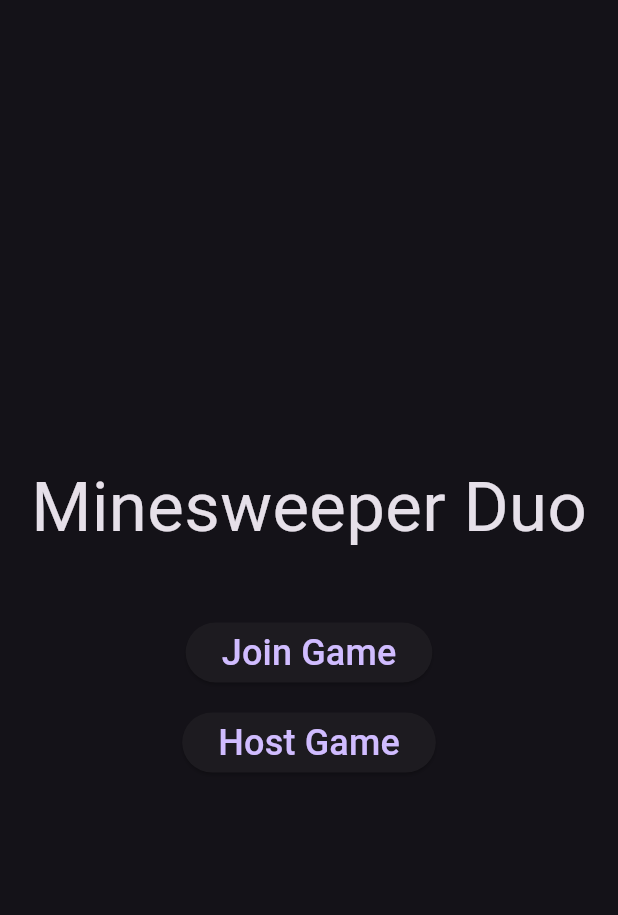
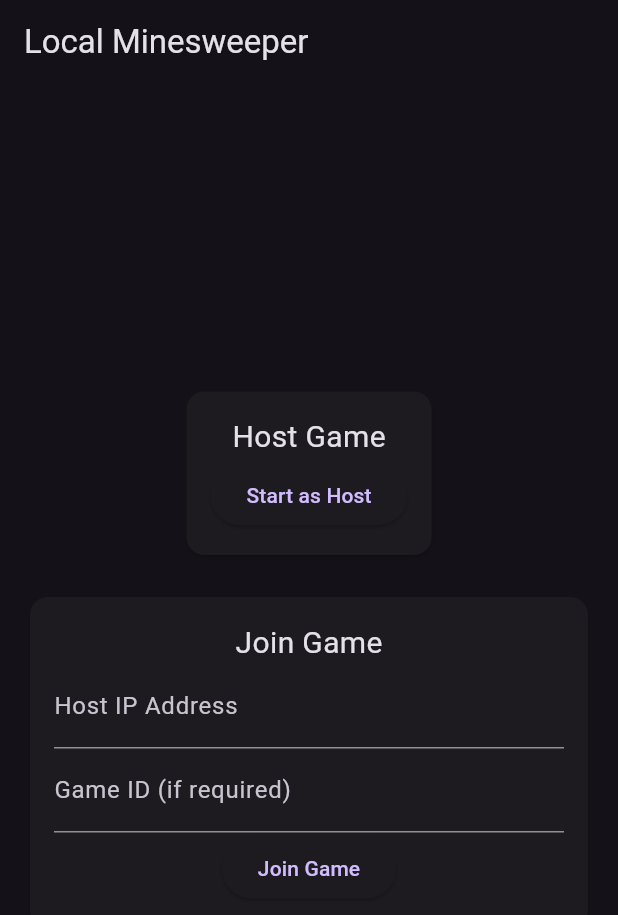
Before and after one commit to SortexGuy/minesweeper_duo, a Flutter app: the screen it shows after launch, on a phone screen of 412 x 824 dp. Shown: the top 915 px of the screen. Run offline on Flutter 3.47's test engine with Material 3 defaults, Android fonts, the light colour scheme and no system bars; our stand-ins replace socket_io_client; missing offline and left inert: flame, network_info_plus.

Commit message:
feat: Multiplayer (not working)

```diff
--- /dev/null
+++ b/lib/host_minesweeper.dart
@@ -0,0 +1,130 @@
+// ignore_for_file: avoid_print
+
+import 'package:socket_io_client/socket_io_client.dart' as io;
+import 'package:network_info_plus/network_info_plus.dart';
+import 'package:uuid/uuid.dart';
+
+class MinesweeperHost {
+  final int gridSize;
+  final int bombCount;
+  late io.Socket socket;
+  late List<List<Cell>> grid;
+  List<io.Socket> clients = [];
+  int currentPlayer = 0;
+  String gameId = "";
+  // String gameId = const Uuid().v4();
+
+  MinesweeperHost(this.gridSize, this.bombCount) {
+    initializeGrid();
+    _setupSocketServer();
+  }
+
+  Future<String> getLocalIp() async {
+    final info = NetworkInfo();
+    return await info.getWifiIP() ?? '127.0.0.1';
+  }
+
+  void _setupSocketServer() async {
+    final ip = await getLocalIp();
+    print('Host IP: $ip');
+
+    socket = io.io('http://$ip:3000', <String, dynamic>{
+      'transports': ['websocket'],
+      'autoConnect': false,
+    });
+
+    socket.onConnect((_) {
+      print('Host connected to signaling server');
+    });
+
+    socket.on('join_request', (data) {
+      if (clients.length < 2) {
+        print("Attempting Connect");
+        // Limit to 2 players for simplicity
+        final clientSocket = data['socket'];
+        clients.add(clientSocket);
+
+        // Send initial game state to new player
+        clientSocket.emit('game_state', {
+          'grid':
+              grid
+                  .map((row) => row.map((cell) => cell.toJson()).toList())
+                  .toList(),
+          'currentPlayer': currentPlayer,
+          'playerIndex': clients.length - 1,
+          'gameId': gameId,
+        });
+
+        // Notify all players about new connection
+        print("Client Connected");
+        _broadcast('player_joined', {'playerCount': clients.length});
+      }
+    });
+
+    socket.on('reveal_cell', (data) {
+      final playerIndex = data['playerIndex'];
+      if (playerIndex == currentPlayer) {
+        final x = data['x'];
+        final y = data['y'];
+        _handleCellReveal(x, y, playerIndex);
+      }
+    });
+
+    socket.open();
+    socket.connect();
+  }
+
+  void _handleCellReveal(int x, int y, int playerIndex) {
+    grid[x][y].isRevealed = true;
+
+    // Check for game over conditions
+    if (grid[x][y].isBomb) {
+      _broadcast('game_over', {'winner': (playerIndex + 1) % 2});
+      return;
+    }
+
+    // Switch turns
+    currentPlayer = (currentPlayer + 1) % clients.length;
+
+    _broadcast('cell_revealed', {
+      'x': x,
+      'y': y,
+      'isBomb': grid[x][y].isBomb,
+      'currentPlayer': currentPlayer,
+    });
+  }
+
+  void _broadcast(String event, dynamic data) {
+    for (final client in clients) {
+      client.emit(event, data);
+    }
+  }
+
+  void initializeGrid() {
+    // Same grid initialization as before
+    grid = List.generate(
+      gridSize,
+      (x) => List.generate(gridSize, (y) => Cell(x, y, false, false, 0)),
+    );
+
+    // Place bombs and calculate adjacent counts
+    // (Same logic as previous implementation)
+  }
+}
+
+class Cell {
+  final int x, y;
+  bool isBomb;
+  bool isRevealed;
+  int adjacentBombs;
+
+  Cell(this.x, this.y, this.isBomb, this.isRevealed, this.adjacentBombs);
+
+  Map<String, dynamic> toJson() => {
+    'x': x,
+    'y': y,
+    'isBomb': isBomb,
+    'isRevealed': isRevealed,
+    'adjacentBombs': adjacentBombs,
+  };
+}
--- a/lib/minesweeper.dart
+++ b/lib/minesweeper.dart
@@ -18,6 +18,7 @@ class Minesweeper extends FlameGame with TapDetector {
   @override
   Future<void> onLoad() async {
     super.onLoad();
+    Random rand = Random(1);
     // await Flame.images.load('klondike-sprites.png');
 
     // Create empty grid
@@ -29,8 +30,8 @@ class Minesweeper extends FlameGame with TapDetector {
     // Place bombs randomly
     var bombsPlaced = 0;
     while (bombsPlaced < bombCount) {
-      final x = Random().nextInt(gridSize);
-      final y = Random().nextInt(gridSize);
+      final x = rand.nextInt(gridSize);
+      final y = rand.nextInt(gridSize);
 
       if (!grid[x][y].isBomb) {
         grid[x][y].isBomb = true;
--- /dev/null
+++ b/lib/screens/p2p_lobby_screen.dart
@@ -0,0 +1,107 @@
+// ignore_for_file: library_private_types_in_public_api
+
+import 'package:flame/game.dart';
+import 'package:flutter/material.dart';
+import 'package:network_info_plus/network_info_plus.dart';
+import '../p2p_minesweeper.dart';
+
+class P2PLobbyScreen extends StatefulWidget {
+  const P2PLobbyScreen({super.key});
+
+  @override
+  _P2PLobbyScreenState createState() => _P2PLobbyScreenState();
+}
+
+class _P2PLobbyScreenState extends State<P2PLobbyScreen> {
+  final ipController = TextEditingController();
+  final gameIdController = TextEditingController();
+  String? localIp;
+
+  @override
+  void initState() {
+    super.initState();
+    _getLocalIp();
+  }
+
+  Future<void> _getLocalIp() async {
+    final info = NetworkInfo();
+    final ip = await info.getWifiIP();
+    setState(() => localIp = ip);
+  }
+
+  @override
+  Widget build(BuildContext context) {
+    return Scaffold(
+      appBar: AppBar(title: const Text('Local Minesweeper')),
+      body: Padding(
+        padding: const EdgeInsets.all(16.0),
+        child: Column(
+          mainAxisAlignment: MainAxisAlignment.center,
+          children: [
+            Card(
+              child: Padding(
+                padding: const EdgeInsets.all(16.0),
+                child: Column(
+                  children: [
+                    const Text('Host Game', style: TextStyle(fontSize: 20)),
+                    if (localIp != null) Text('Your IP: $localIp'),
+                    ElevatedButton(
+                      onPressed: () {
+                        final game = P2PMinesweeperGame();
+                        game.isHost = true;
+                        Navigator.push(
+                          context,
+                          MaterialPageRoute(
+                            builder: (context) => GameWidget(game: game),
+                          ),
+                        );
+                      },
+                      child: const Text('Start as Host'),
+                    ),
+                  ],
+                ),
+              ),
+            ),
+            const SizedBox(height: 20),
+            Card(
+              child: Padding(
+                padding: const EdgeInsets.all(16.0),
+                child: Column(
+                  children: [
+                    const Text('Join Game', style: TextStyle(fontSize: 20)),
+                    TextField(
+                      controller: ipController,
+                      decoration: const InputDecoration(
+                        labelText: 'Host IP Address',
+                      ),
+                    ),
+                    TextField(
+                      controller: gameIdController,
+                      decoration: const InputDecoration(
+                        labelText: 'Game ID (if required)',
+                      ),
+                    ),
+                    ElevatedButton(
+                      onPressed: () {
+                        final game = P2PMinesweeperGame();
+                        game.gameId = gameIdController.text;
+                        game.connectToHost(ipController.text);
+                        Navigator.push(
+                          context,
+                          MaterialPageRoute(
+                            builder: (context) => GameWidget(game: game),
+                          ),
+                        );
+                      },
+                      child: const Text('Join Game'),
+                    ),
+                  ],
+                ),
+              ),
+            ),
+          ],
+        ),
+      ),
+    );
+  }
+}
--- a/pubspec.yaml
+++ b/pubspec.yaml
@@ -7,6 +7,9 @@ environment:
   sdk: ^3.7.2
 
 dependencies:
+  socket_io_client: ^2.0.2
+  network_info_plus: ^4.1.0
+  uuid: ^3.0.7
   flutter:
     sdk: flutter
   flame: ^1.28.0
```
Also changed, not shown: lib/main.dart (+10 -6 lines), lib/p2p_minesweeper.dart (added, +148 -0 lines), pubspec.lock.
